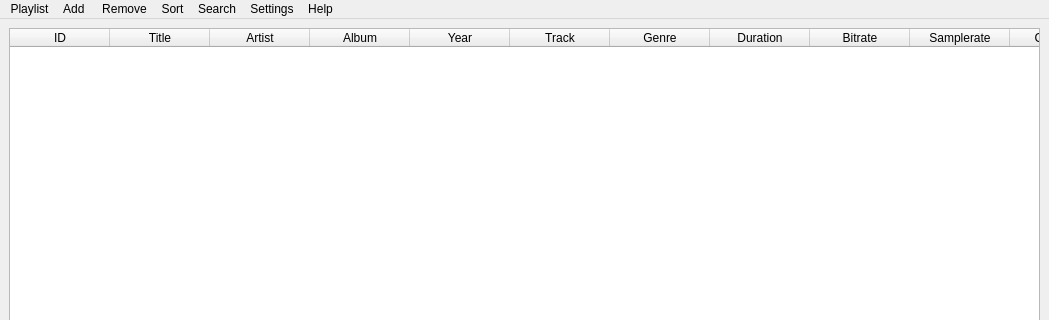
The window that mainwindow.ui (Bratski/MP3PlayerWifi) describes before a commit, drawn with Qt 5; both pictures show x 0 to 1049 and y 0 to 320 of the 1049 by 666 pixel window.
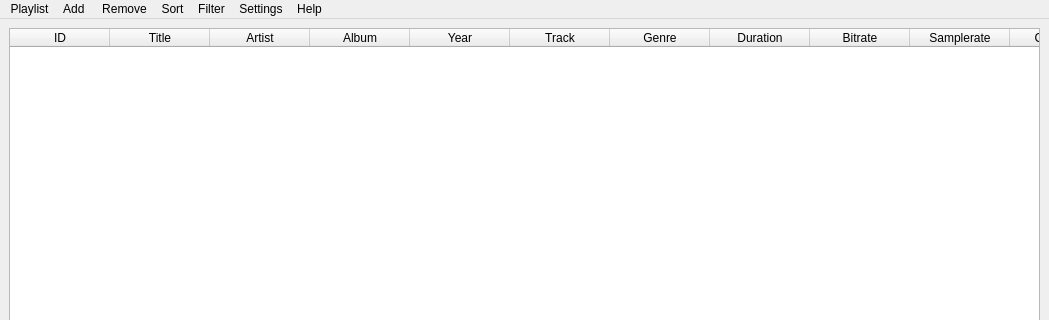
The same window after the commit. Icons and pictures are not drawn.

Commit message: moved and renamed filter/undo filter

Diff of the .ui file:
```diff
--- a/mainwindow.ui
+++ b/mainwindow.ui
@@ -625,7 +625,7 @@
    </widget>
    <widget class="QMenu" name="menuSearchfilter">
     <property name="title">
-     <string>Search</string>
+     <string>Filter</string>
     </property>
     <addaction name="actionSearchfilter"/>
    </widget>
```
Left out of the diff: 11 changed lines with no effect on the pictures. The commit also changes 2 other files.
